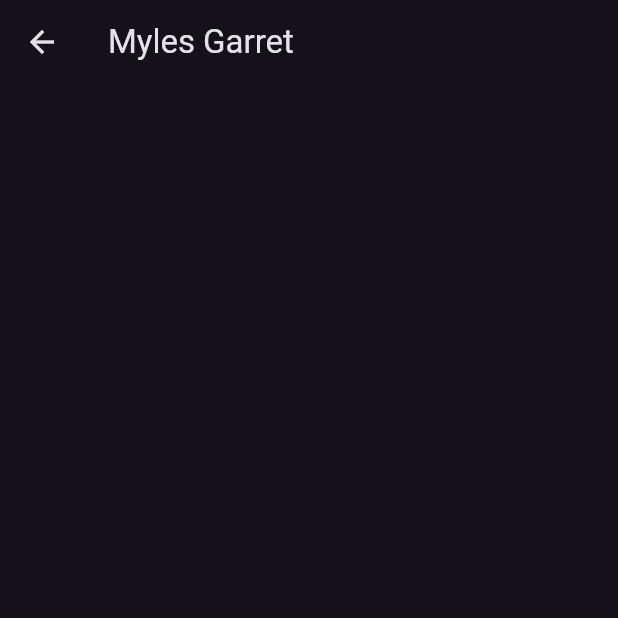
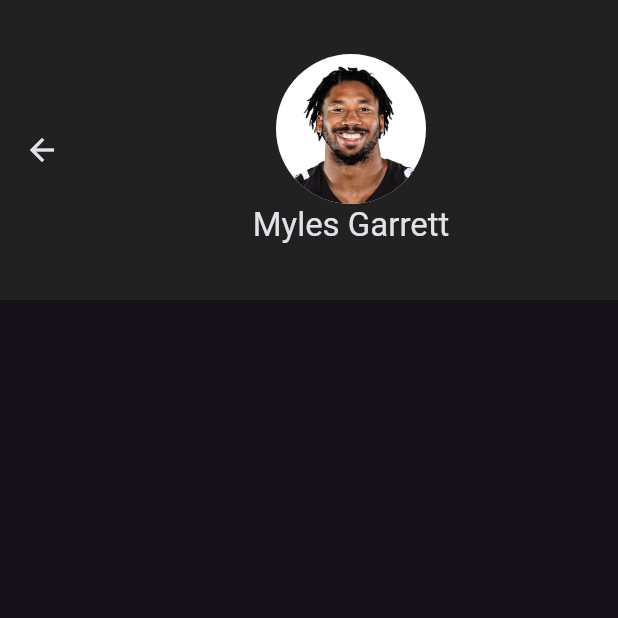
Before and after one commit to AlejandroWeintraub/ProyectoFinalPPD, a Flutter app: the screen it shows after launch, after a tap on an icon or button, on a phone screen of 412 x 824 dp, the top half of it. Run offline on Flutter 3.47's test engine with Material 3 defaults, Android fonts, the phone set to English and light mode, and no system bars.

Commit message:
Se empezo a trabajar en las vistas detalladas.

```diff
--- a/proyectofinal_ppd_alejandroweintraub/lib/extensiones.dart
+++ b/proyectofinal_ppd_alejandroweintraub/lib/extensiones.dart
@@ -4,29 +4,30 @@ import 'main.dart';
 
 
 extension MorePlayerInfo on PrincipalViewState {
-  goToDetailPage(String playerName) {
+  goToDetailPage(String playerName, String playerImage) {
     Navigator.push(
         context,
-        MaterialPageRoute(
-            builder: (context) => DetailPage(),
-            settings: RouteSettings(arguments: playerName)));
+
+        PageRouteBuilder(
+            pageBuilder: (context, animation, secondaryAnimation) => DetailPage(),
+            transitionDuration: Duration(milliseconds: 200),
+            transitionsBuilder: (context, animation, secondaryAnimation, child){
+              return SlideTransition(
+                position: Tween<Offset>(
+                  begin: Offset(1.0, 0.0),
+                end: Offset(0.0, 0.0),
+        ).animate(animation),
+                child: child,
+              );
+
+            },
+            settings: RouteSettings(arguments: [playerName, playerImage])
+
+            )
+            );
+
   }
 
 
-Widget easyListTile(
-    String asset, String playerName, String Sacks, String ranking) {
-  return ListTile(
-    title: Row(
-      mainAxisAlignment: MainAxisAlignment.spaceAround,
-      children: [
-        Text('$ranking |'),
-        Image(image: AssetImage(asset), width: 32),
-        Text(playerName),
-        Text(' $Sacks '),
-      ],
-    ),
-    onTap: () => goToDetailPage(playerName),
-  );
-}
 
 }
--- a/proyectofinal_ppd_alejandroweintraub/lib/main.dart
+++ b/proyectofinal_ppd_alejandroweintraub/lib/main.dart
@@ -4,7 +4,7 @@
 void main() => runApp(Main());
 
 const List<String> titles = [
-  'Myles Garret',
+  'Myles Garrett',
   'Danielle Hunter',
   'T.J. Watt',
   'Khalil Mack',
@@ -63,6 +63,38 @@
   'assets/prize.png',
 ];
 
+const List<String> playerImg = ['assets/mg.png'];
+
+const List<List<String>> playerinfo = [
+  [
+    'Name: Myles Garrett',
+    'Position: Defensive End',
+    'Team: Cleveland Browns',
+    'College: Texas A&M',
+    "Height: 6'4\"",
+    'Weight: 272 lbs',
+    'Draft: 1st overall in the 2017 NFL Draft',
+  ],
+  [
+    "Name: Danielle Hunter",
+    "Position: Defensive End",
+    "Team: Minnesota Vikings",
+    "College: LSU",
+    "Height: 6'5\"",
+    "Weight: 263 lbs",
+    "Draft: 3rd round (88th overall) in the 2015 NFL Draft",
+  ],
+  [
+    "Name: T.J. Watt",
+    "Position: Defensive End",
+    "Team: Pittsburgh Steelers",
+    "College: Wisconsin",
+    "Height: 6'4\"",
+    "Weight: 243 lbs",
+    "Draft: 1st round (30th overall) in the 2017 NFL Draft",
+  ],
+];
+
 class Main extends StatelessWidget {
   @override
   Widget build(BuildContext context) {
@@ -93,18 +125,25 @@
                   const Divider(),
               itemBuilder: (context, index) {
                 return ListTile(
-                  leading: Text(ranking[index], textScaler: TextScaler.linear(1.5), ),
-                  title: Row(children: [Image(
-                    image: AssetImage(teams[index]),
-                    width: 32,
-                    height: 32,
-                  ),SizedBox(width: 10,) ,Text(titles[index])]),
-                  trailing: Text(
-                    sacks[index],
+                  leading: Text(
+                    ranking[index],
                     textScaler: TextScaler.linear(1.5),
-                  textAlign: TextAlign.center
                   ),
-                  onTap: () => goToDetailPage(titles[index]),
+                  title: Row(children: [
+                    Image(
+                      image: AssetImage(teams[index]),
+                      width: 32,
+                      height: 32,
+                    ),
+                    SizedBox(
+                      width: 10,
+                    ),
+                    Text(titles[index])
+                  ]),
+                  trailing: Text(sacks[index],
+                      textScaler: TextScaler.linear(1.5),
+                      textAlign: TextAlign.center),
+                  onTap: () => goToDetailPage(titles[index], playerImg[index]),
                 );
               }),
         ));
@@ -113,9 +152,29 @@
 
 class DetailPage extends StatelessWidget {
   Widget build(BuildContext context) {
-    String playerName = ModalRoute.of(context)?.settings.arguments as String;
+    List<String> playerName =
+        ModalRoute.of(context)?.settings.arguments as List<String>;
+
+    print(playerName);
     return Scaffold(
-      appBar: AppBar(title: Text(playerName)),
-    );
+        appBar: AppBar(
+          toolbarHeight: 200.0,
+          backgroundColor: Colors.grey[900],
+          title: Column(
+            mainAxisAlignment: MainAxisAlignment.center,
+            crossAxisAlignment: CrossAxisAlignment.center,
+            children: [
+            Container(
+              height: 100,
+              decoration: BoxDecoration(
+                  image: DecorationImage(image: AssetImage(playerName[1]), fit: BoxFit.contain),
+                  shape: BoxShape.circle,
+                  color: Colors.white
+                  ),
+            ),
+            Text(playerName[0], textAlign: TextAlign.center),
+          ]),
+        ),
+        body: Column(children: []));
   }
 }
--- a/proyectofinal_ppd_alejandroweintraub/pubspec.yaml
+++ b/proyectofinal_ppd_alejandroweintraub/pubspec.yaml
@@ -72,6 +72,7 @@ flutter:
     - assets/steelers.png
     - assets/ravens.png
     - assets/prize.png
+    - assets/mg.png
 
 
   #   - images/a_dot_burr.jpeg
```
Also changed, not shown: proyectofinal_ppd_alejandroweintraub/assets/mg.png (added).
